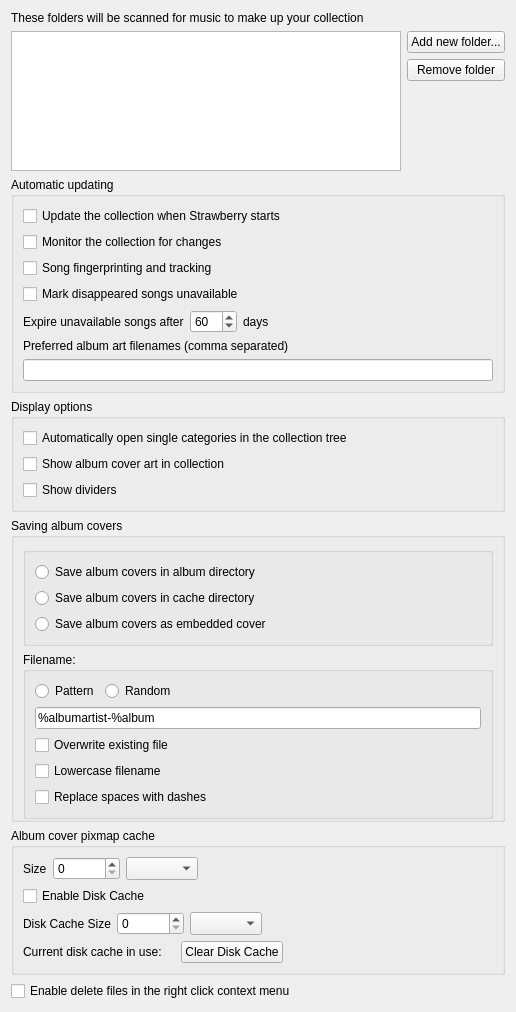
strawberrymusicplayer/strawberry, file src/settings/collectionsettingspage.ui: the form before one commit.
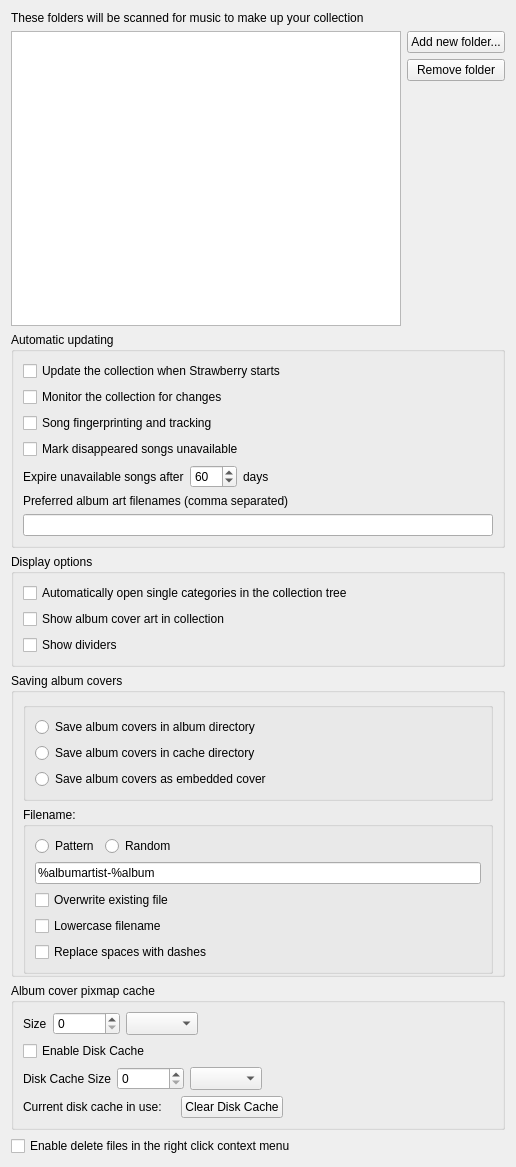
The form after the commit.

Commit message: Edit collection settings tab order

What changed in the file:
```diff
--- a/src/settings/collectionsettingspage.ui
+++ b/src/settings/collectionsettingspage.ui
@@ -7,7 +7,7 @@
     <x>0</x>
     <y>0</y>
     <width>516</width>
-    <height>1012</height>
+    <height>1167</height>
    </rect>
   </property>
   <property name="windowTitle">
```
Left out of the diff: 7 changed lines with no effect on the pictures.
